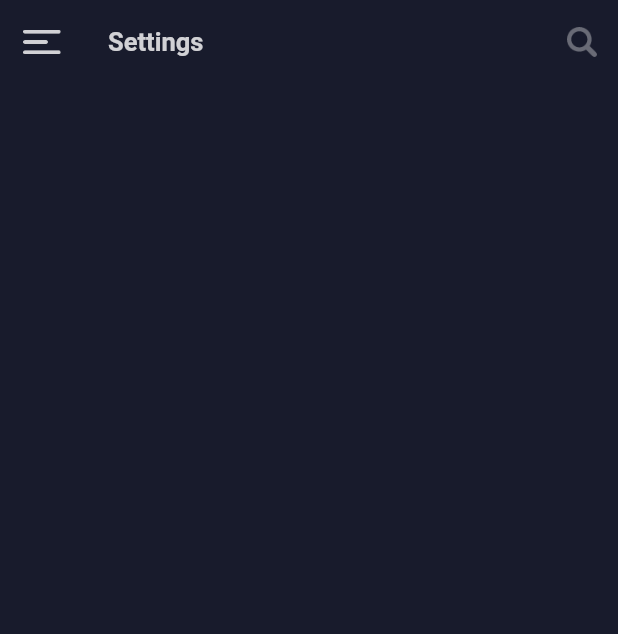
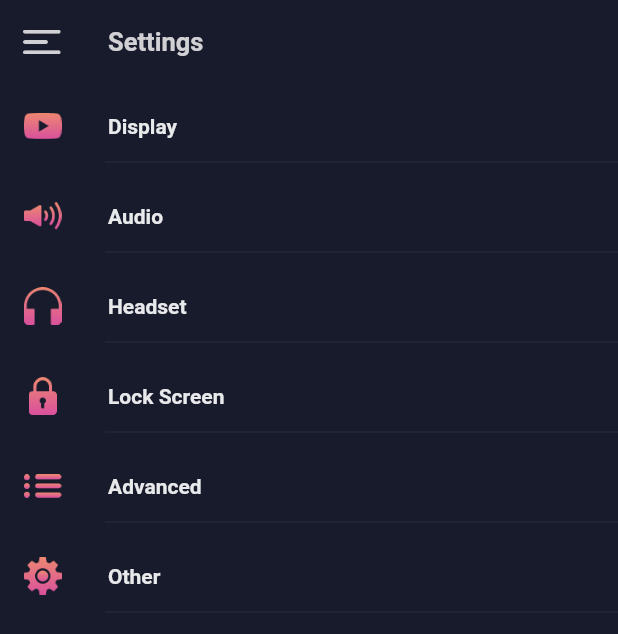
Before and after one commit to mbr1993/flutter_audio_player, a Flutter app: the SettingsView screen opened directly, on a phone screen of 412 x 824 dp. Shown: the top 634 px of the screen. Run offline on Flutter 3.47's test engine with Material 2 defaults, Android fonts, the phone set to English and light mode, and no system bars; our stand-ins replace flutter_rating_bar, get.

Commit message:
settings view

```diff
--- /dev/null
+++ b/lib/common_widget/icon_text_row.dart
@@ -0,0 +1,39 @@
+import 'package:flutter/material.dart';
+
+import '../common/color_extension.dart';
+
+class IconTextRow extends StatelessWidget {
+  final String title;
+  final String icon;
+  final VoidCallback onTap;
+
+  const IconTextRow(
+      {super.key,
+      required this.title,
+      required this.icon,
+      required this.onTap});
+
+  @override
+  Widget build(BuildContext context) {
+    return Column(
+      mainAxisSize: MainAxisSize.min,
+      children: [
+        SizedBox(
+          height: 44,
+          child: ListTile(
+            leading: Image.asset(icon, width: 25, height: 25),
+            title: Text(
+              title ,
+              style: TextStyle(
+                  color: TColor.primaryText.withOpacity(0.9),
+                  fontSize: 14,
+                  fontWeight: FontWeight.w600),
+            ),
+            onTap: onTap,
+          ),
+        ),
+        Divider(color: TColor.primaryText.withOpacity(0.07), indent: 70),
+      ],
+    );
+  }
+}
--- a/lib/view/settings/settings_view.dart
+++ b/lib/view/settings/settings_view.dart
@@ -1,4 +1,5 @@
 import 'package:flutter/material.dart';
+import 'package:flutter_audio_player/common_widget/icon_text_row.dart';
 import 'package:get/get.dart';
 
 import '../../common/color_extension.dart';
@@ -36,17 +37,15 @@ class _SettingsViewState extends State<SettingsView> {
               fontSize: 17,
               fontWeight: FontWeight.w600),
         ),
-        actions: [
-          IconButton(
-            onPressed: () {},
-            icon: Image.asset(
-              "assets/img/search.png",
-              width: 20,
-              height: 20,
-              fit: BoxFit.contain,
-              color: TColor.primaryText35,
-            ),
-          ),
+      ),
+      body: ListView(
+        children: [
+          IconTextRow(title: "Display", icon: "assets/img/s_display.png", onTap: () {}),
+          IconTextRow(title: "Audio", icon: "assets/img/s_audio.png", onTap: () {}),
+          IconTextRow(title: "Headset", icon: "assets/img/s_headset.png", onTap: () {}),
+          IconTextRow(title: "Lock Screen", icon: "assets/img/s_lock_screen.png", onTap: () {}),
+          IconTextRow(title: "Advanced", icon: "assets/img/s_menu.png", onTap: () {}),
+          IconTextRow(title: "Other", icon: "assets/img/s_other.png", onTap: () {}),
         ],
       ),
     );
```
Also changed, not shown: lib/view/tabview/main_tabview.dart (+8 -91 lines).
